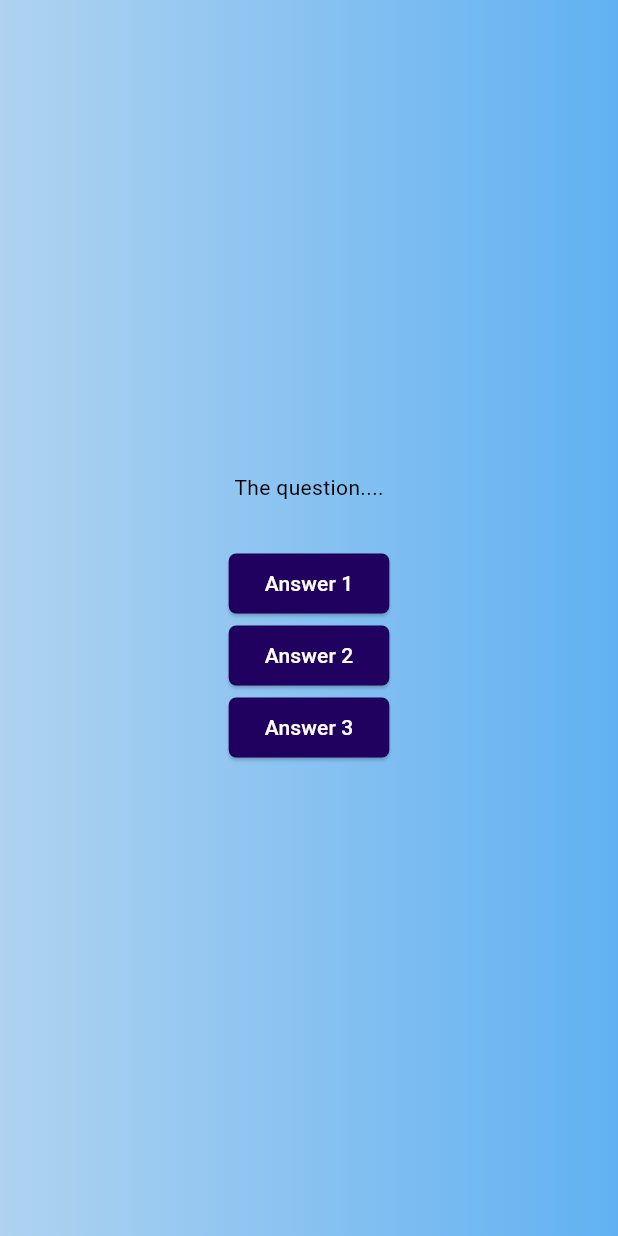
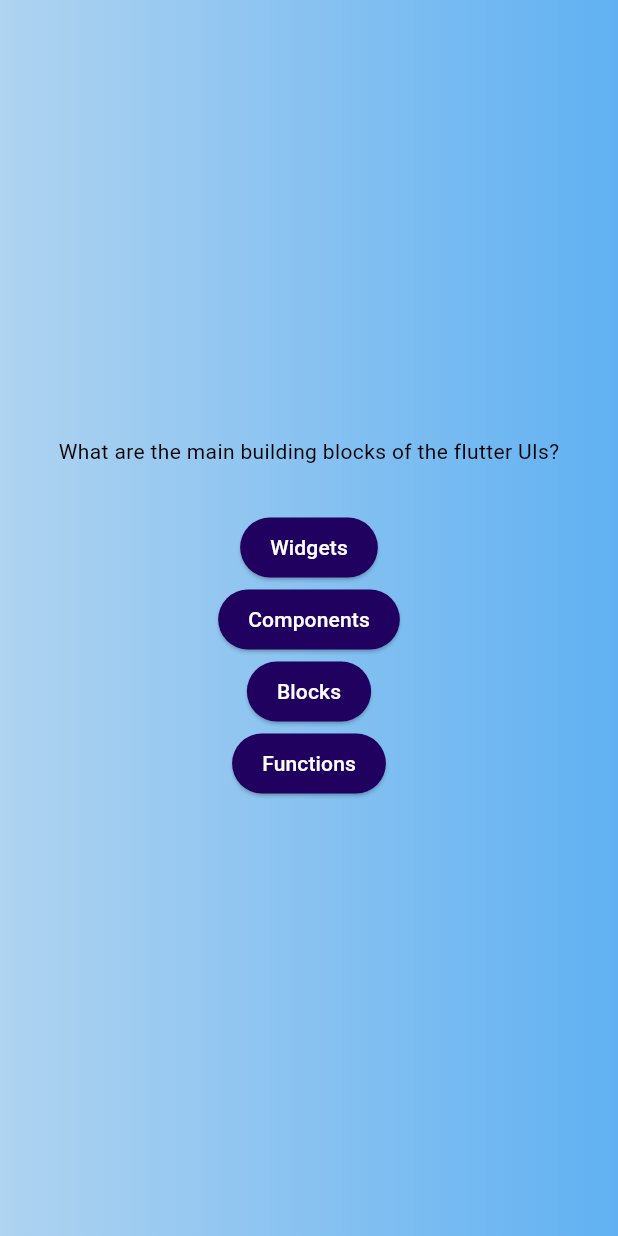
Before and after one commit to KMaleesha/quiz_app, a Flutter app: the screen it shows after launch, after a tap on "Start Quiz", on a phone screen of 412 x 824 dp. Run offline on Flutter 3.47's test engine with Material 3 defaults, Android fonts, the phone set to English and light mode, and no system bars.

Commit message:
update the button

```diff
--- a/lib/answer_button.dart
+++ b/lib/answer_button.dart
@@ -12,10 +12,11 @@ class AnswerButton extends StatelessWidget {
     return ElevatedButton(
       onPressed: onTap,
       style: ElevatedButton.styleFrom(
+          padding: const EdgeInsets.symmetric(vertical: 10, horizontal: 20),
           backgroundColor: const Color.fromARGB(255, 33, 1, 95),
           foregroundColor: Colors.white,
           shape: RoundedRectangleBorder(
-            borderRadius: BorderRadius.circular(5),
+            borderRadius: BorderRadius.circular(40),
           )),
       child: Text(answerText),
     );
--- a/lib/question.dart
+++ b/lib/question.dart
@@ -1,4 +1,5 @@
 import 'package:flutter/material.dart';
+import 'package:quiz_app/data/questions.dart';
 import 'answer_button.dart';
 
 class Question extends StatefulWidget {
@@ -13,30 +14,23 @@ class Question extends StatefulWidget {
 class _QuestionState extends State<Question> {
   @override
   Widget build(context) {
+    final currentQuestion = questions[0];
+
     return SizedBox(
       width: double.infinity,
       child: Column(
         mainAxisAlignment: MainAxisAlignment.center,
         children: [
-          const Text(
-            'The question....',
-            style: TextStyle(
+          Text(
+            currentQuestion.text,
+            style: const TextStyle(
               color: Colors.black,
             ),
           ),
           const SizedBox(height: 30),
-          AnswerButton(
-            answerText: 'Answer 1',
-            onTap: () {},
-          ),
-          AnswerButton(
-            answerText: 'Answer 2',
-            onTap: () {},
-          ),
-          AnswerButton(
-            answerText: 'Answer 3',
-            onTap: () {},
-          ),
+          ...currentQuestion.answer.map((answer) {
+            return AnswerButton(answerText: answer, onTap: () {});
+          }),
         ],
       ),
     );
```
